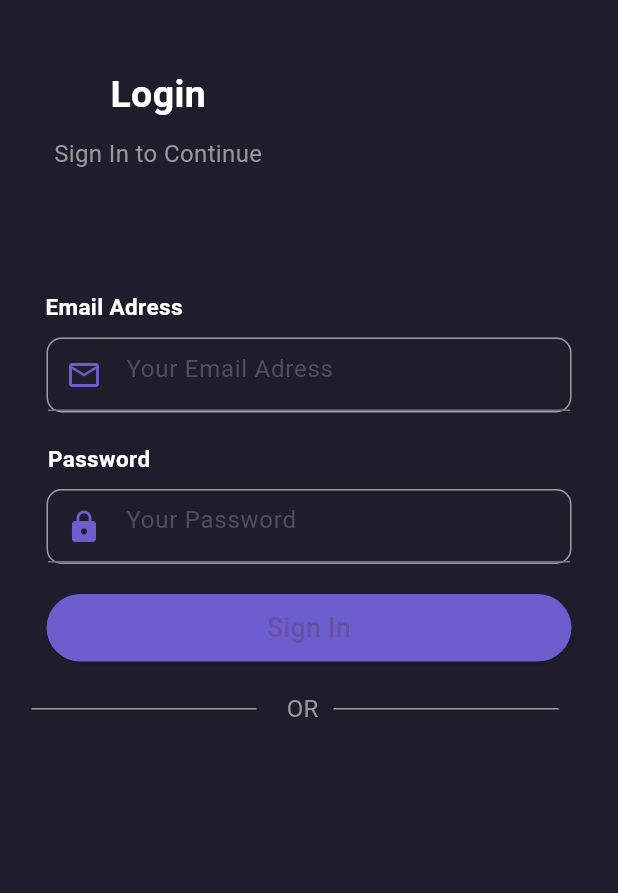
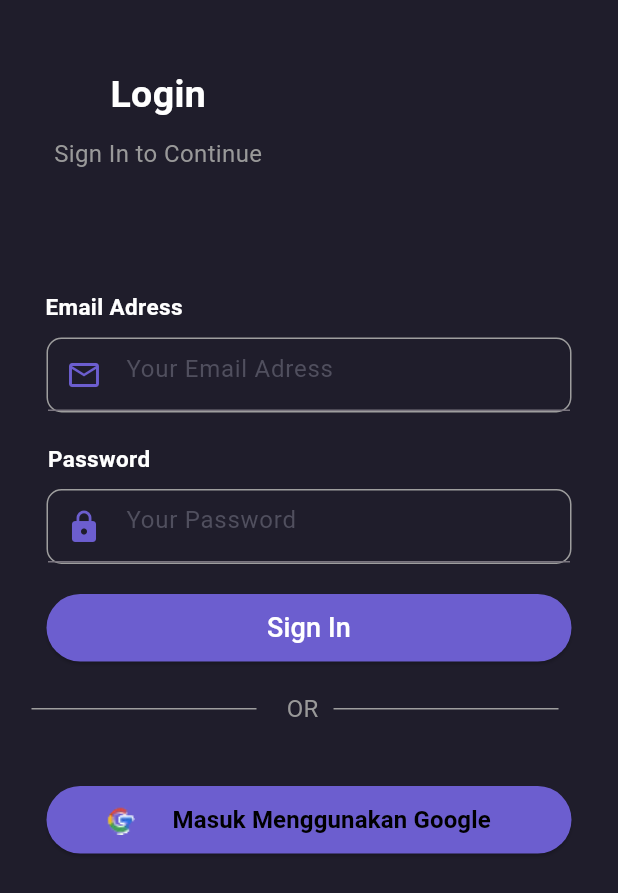
Before and after one commit to MickyPutraVieddy/Retail_Shoes, a Flutter app: the screen it shows after launch, on a phone screen of 412 x 824 dp. Shown: the top 893 px of the screen. Run offline on Flutter 3.47's test engine with Material 3 defaults, Android fonts, the phone set to English and light mode, and no system bars; our stand-ins replace carousel_slider, cloud_firestore, curved_navigation_bar, firebase_auth, firebase_core, get and 2 more; accounts and stored records are empty.

Commit message:
Update-Googlesign-Navigationbar-Dashboard

```diff
--- a/retail_shoes/lib/main.dart
+++ b/retail_shoes/lib/main.dart
@@ -1,14 +1,26 @@
 import 'package:flutter/material.dart';
 import 'package:get/get.dart';
 import 'package:retail_shoes/models/colour/colour.dart';
+import 'package:retail_shoes/models/screen/authentication/authentation.dart';
 import 'package:retail_shoes/models/screen/dashboard/dashboard.dart';
 import 'package:retail_shoes/models/screen/loginscreen/daftarscreen.dart';
 import 'package:retail_shoes/models/screen/loginscreen/loginscreen.dart';
+import 'package:firebase_auth/firebase_auth.dart';
+import 'package:firebase_core/firebase_core.dart';
+import 'firebase_options.dart';
+import 'package:retail_shoes/models/screen/splash/splashscreen.dart';
 
-void main() => runApp(Mains());
+Future<void> main() async {
+  WidgetsFlutterBinding.ensureInitialized();
+  await Firebase.initializeApp(
+    options: DefaultFirebaseOptions.currentPlatform,
+  );
+  runApp(Mains());
+}
 
 class Mains extends StatelessWidget {
-  const Mains({super.key});
+  // untuk database firebase
+  final Future<FirebaseApp> _initialization = Firebase.initializeApp();
 
   @override
   Widget build(BuildContext context) {
@@ -28,7 +40,21 @@ class Mains extends StatelessWidget {
         ),
       ],
       debugShowCheckedModeBanner: false,
-      home: LoginScreen(),
+      home: FutureBuilder(
+        future: _initialization,
+        builder: (context, snapshot) {
+          if (snapshot.connectionState == ConnectionState.done) {
+            Future.delayed(Duration(seconds: 5), () {
+              Get.offAll(() => LoginScreen());
+              print("datanya ada");
+            });
+            Get.put(AuthenticationController());
+          } else {
+            print("Datanya tidak ada");
+          }
+          return splashscreen();
+        },
+      ),
     );
   }
 }
--- a/retail_shoes/lib/models/colour/colour.dart
+++ b/retail_shoes/lib/models/colour/colour.dart
@@ -7,3 +7,13 @@ int hexcolour(String color) {
   int finalcolour = int.parse(newcolor);
   return finalcolour;
 }
+
+int background(String color) {
+  // menambah prefix
+  String newcolor = '0xff' + color;
+  // removing sign #
+  newcolor = newcolor.replaceAll('#', '');
+  // converting it to integer
+  int finalcolour = int.parse(newcolor);
+  return finalcolour;
+}
--- /dev/null
+++ b/retail_shoes/lib/models/database/User.dart
@@ -0,0 +1,20 @@
+import 'package:get/get.dart';
+import 'package:cloud_firestore/cloud_firestore.dart';
+
+class Users extends GetxController {
+  String name;
+  int umur;
+  String gender;
+
+  Users(this.name, this.umur, this.gender);
+
+  CollectionReference firestoreUser =
+      FirebaseFirestore.instance.collection('user');
+
+  Future<void> addUser() {
+    return firestoreUser
+        .add({'name': name, 'umur': umur, 'gender': gender})
+        .then((value) => print("Datanya adalah $value"))
+        .catchError((error) => print("errornya adalah $error"));
+  }
+}
--- /dev/null
+++ b/retail_shoes/lib/models/screen/authentication/authentation.dart
@@ -0,0 +1,60 @@
+import 'package:get/get.dart';
+import 'package:google_sign_in/google_sign_in.dart';
+import 'package:firebase_auth/firebase_auth.dart';
+
+import 'package:firebase_core/firebase_core.dart';
+import 'package:retail_shoes/models/database/User.dart';
+import 'package:cloud_firestore/cloud_firestore.dart';
+
+import 'package:retail_shoes/models/screen/dashboard/dashboard.dart';
+
+class AuthenticationController extends GetxController {
+  var isAuth = false.obs;
+
+  // Users panggiluser = Users();
+
+  // ini buat firestore agar di simpan
+  CollectionReference storeGoogle =
+      FirebaseFirestore.instance.collection('userGoogle');
+
+  GoogleSignIn _googlesignin = GoogleSignIn();
+  GoogleSignInAccount? _currentuser;
+  Future<void> login() async {
+    try {
+      // ini untuk handle kebocoran data user sebelum login
+      await _googlesignin.signIn().then((value) => _currentuser = value);
+
+      var isSignedIn = await _googlesignin.isSignedIn();
+      // jika ingin keluar gmail google
+      var isSignedOut = await _googlesignin.signOut();
+
+      if (isSignedIn) {
+        print("Sudah berhasil login dengan akun : $_currentuser");
+        Get.offAll(Dashboard()); // Ganti dengan halaman yang sesuai
+      }
+    } catch (error) {
+      print("Error: $error");
+    }
+
+    // mengambil data dari isian google
+    storeGoogle.doc(_currentuser!.email).set({
+      'name': _currentuser!.displayName,
+      'email': _currentuser!.email,
+      'photoUrl': _currentuser!.photoUrl
+    });
+
+    // var googleSignInAuthentication = await _currentuser!.authentication;
+
+    // var credential = GoogleAuthProvider.credential(
+    //   accessToken: googleSignInAuthentication.accessToken,
+    //   idToken: googleSignInAuthentication.idToken,
+    // );
+
+    // final usercredential =
+    //     FirebaseAuth.instance.signInWithCredential(credential);
+
+    // Setelah berhasil login, lakukan tindakan yang sesuai
+    // Misalnya, pindah ke halaman utama
+    isAuth.value = true; // Set status otentikasiatus otentikasi
+  }
+}
--- a/retail_shoes/lib/models/screen/listshoes/allshoes.dart
+++ b/retail_shoes/lib/models/screen/listshoes/allshoes.dart
@@ -10,9 +10,11 @@ class allshoesScreen extends StatefulWidget {
 
 class _allshoesScreenState extends State<allshoesScreen> {
   //ini index gak boleh di context "untuk indicatorslide"
+  // ignore: unused_field
   int _current = 0;
 
 // untuk index bottombar
+  // ignore: unused_field
   int _selected = 0;
 
   //
@@ -48,8 +50,10 @@ class _allshoesScreenState extends State<allshoesScreen> {
   @override
   Widget build(BuildContext context) {
     // jika width samping lebar sama
+    // ignore: unused_local_variable
     final width = MediaQuery.of(context).size.width;
     // jika height tinggi sama
+    // ignore: unused_local_variable
     final height = MediaQuery.of(context).size.height;
     return Scaffold(
         backgroundColor: Colors.transparent,
--- a/retail_shoes/lib/models/screen/listshoes/basketball.dart
+++ b/retail_shoes/lib/models/screen/listshoes/basketball.dart
@@ -10,9 +10,11 @@ class BasketBallScreen extends StatefulWidget {
 
 class _BasketBallScreenState extends State<BasketBallScreen> {
   //ini index gak boleh di context "untuk indicatorslide"
+  // ignore: unused_field
   int _current = 0;
 
 // untuk index bottombar
+  // ignore: unused_field
   int _selected = 0;
 
   //
@@ -48,8 +50,10 @@ class _BasketBallScreenState extends State<BasketBallScreen> {
   @override
   Widget build(BuildContext context) {
     // jika width samping lebar sama
+    // ignore: unused_local_variable
     final width = MediaQuery.of(context).size.width;
     // jika height tinggi sama
+    // ignore: unused_local_variable
     final height = MediaQuery.of(context).size.height;
     return Scaffold(
         backgroundColor: Colors.transparent,
--- a/retail_shoes/lib/models/screen/listshoes/hiking.dart
+++ b/retail_shoes/lib/models/screen/listshoes/hiking.dart
@@ -10,9 +10,11 @@ class HikingScreen extends StatefulWidget {
 
 class _HikingScreenState extends State<HikingScreen> {
   //ini index gak boleh di context "untuk indicatorslide"
+  // ignore: unused_field
   int _current = 0;
 
 // untuk index bottombar
+  // ignore: unused_field
   int _selected = 0;
 
   //
@@ -48,8 +50,10 @@ class _HikingScreenState extends State<HikingScreen> {
   @override
   Widget build(BuildContext context) {
     // jika width samping lebar sama
+    // ignore: unused_local_variable
     final width = MediaQuery.of(context).size.width;
     // jika height tinggi sama
+    // ignore: unused_local_variable
     final height = MediaQuery.of(context).size.height;
     return Scaffold(
         backgroundColor: Colors.transparent,
--- a/retail_shoes/lib/models/screen/listshoes/running.dart
+++ b/retail_shoes/lib/models/screen/listshoes/running.dart
@@ -10,9 +10,11 @@ class RunningScreen extends StatefulWidget {
 
 class _RunningScreenState extends State<RunningScreen> {
   //ini index gak boleh di context "untuk indicatorslide"
+  // ignore: unused_field
   int _current = 0;
 
 // untuk index bottombar
+  // ignore: unused_field
   int _selected = 0;
 
   //
@@ -48,8 +50,10 @@ class _RunningScreenState extends State<RunningScreen> {
   @override
   Widget build(BuildContext context) {
     // jika width samping lebar sama
+    // ignore: unused_local_variable
     final width = MediaQuery.of(context).size.width;
     // jika height tinggi sama
+    // ignore: unused_local_variable
     final height = MediaQuery.of(context).size.height;
     return Scaffold(
         backgroundColor: Colors.transparent,
--- a/retail_shoes/lib/models/screen/listshoes/training.dart
+++ b/retail_shoes/lib/models/screen/listshoes/training.dart
@@ -10,10 +10,12 @@ class TrainingScreen extends StatefulWidget {
 
 class _TrainingScreenState extends State<TrainingScreen> {
   //ini index gak boleh di context "untuk indicatorslide"
+  // ignore: unused_field
   int _current = 0;
 
 // untuk index bottombar
-  int _selected = 0;
+  // ignore: unused_field
+  final int _selected = 0;
 
   //
   dynamic _selectedindex = {};
@@ -48,8 +50,10 @@ class _TrainingScreenState extends State<TrainingScreen> {
   @override
   Widget build(BuildContext context) {
     // jika width samping lebar sama
+    // ignore: unused_local_variable
     final width = MediaQuery.of(context).size.width;
     // jika height tinggi sama
+    // ignore: unused_local_variable
     final height = MediaQuery.of(context).size.height;
     return Scaffold(
         backgroundColor: Colors.transparent,
--- a/retail_shoes/lib/models/screen/loginscreen/daftarscreen.dart
+++ b/retail_shoes/lib/models/screen/loginscreen/daftarscreen.dart
@@ -12,7 +12,7 @@ class daftarscreen extends StatefulWidget {
 class _daftarscreenState extends State<daftarscreen> {
   @override
   Widget build(BuildContext context) {
-    final Textedit = TextEditingController();
+    // final Textedit = TextEditingController();
 
     // membuat visible
     var _isvisible = true;
--- a/retail_shoes/lib/models/screen/loginscreen/loginscreen.dart
+++ b/retail_shoes/lib/models/screen/loginscreen/loginscreen.dart
@@ -3,6 +3,7 @@
 import 'package:flutter/material.dart';
 import 'package:retail_shoes/models/colour/colour.dart';
 import 'package:get/get.dart';
+import 'package:retail_shoes/models/screen/authentication/authentation.dart';
 
 // membuat list dashboard
 List<String> deliver = [
@@ -21,9 +22,11 @@ class LoginScreen extends StatefulWidget {
 }
 
 class _LoginScreenState extends State<LoginScreen> {
+  final authC = Get.find<AuthenticationController>();
+
   @override
   Widget build(BuildContext context) {
-    final Textedit = TextEditingController();
+    // final Textedit = TextEditingController();
 
     // membuat visible
     var _isvisible = true;
@@ -164,7 +167,7 @@ class _LoginScreenState extends State<LoginScreen> {
                 },
                 child: Text(
                   "Sign In",
-                  style: TextStyle(fontSize: 18),
+                  style: TextStyle(fontSize: 18, color: Colors.white),
                 ),
               ),
             ),
@@ -207,6 +210,39 @@ class _LoginScreenState extends State<LoginScreen> {
             SizedBox(
               height: 40,
             ),
+            Container(
+              height: 45,
+              decoration:
+                  BoxDecoration(borderRadius: BorderRadius.circular(100)),
+              width: 350,
+              child: ElevatedButton(
+                style: ElevatedButton.styleFrom(
+                    primary: Color(background('#6C5ECF'))),
+                onPressed: () {
+                  authC.login();
+                },
+                child: Row(
+                  mainAxisAlignment: MainAxisAlignment.start,
+                  children: [
+                    Container(
+                        height: 200,
+                        width: 50,
+                        child: Image.asset("lib/models/Image/logo/google.png")),
+                    SizedBox(
+                      width: 10,
+                    ),
+                    Text(
+                      "Masuk Menggunakan Google",
+                      textAlign: TextAlign.center,
+                      style: TextStyle(
+                          color: Colors.black,
+                          fontSize: 16,
+                          fontWeight: FontWeight.bold),
+                    )
+                  ],
+                ),
+              ),
+            ),
             SizedBox(
               height: 20,
             ),
```
Also changed, not shown: retail_shoes/lib/models/screen/dashboard/dashboard.dart (+82 -10 lines), retail_shoes/lib/models/screen/splash/splashscreen.dart (added, +27 -0 lines), retail_shoes/pubspec.yaml (+18 -0 lines), retail_shoes/lib/firebase_options.dart (added), retail_shoes/lib/models/Image/logo/google.jpg (added), retail_shoes/lib/models/Image/logo/google.png (added), retail_shoes/lib/models/Image/splash/splashimage.png (added), retail_shoes/lib/models/database/API.dart (added), retail_shoes/lib/models/database/service.dart (added), retail_shoes/pubspec.lock, 11 other files.
